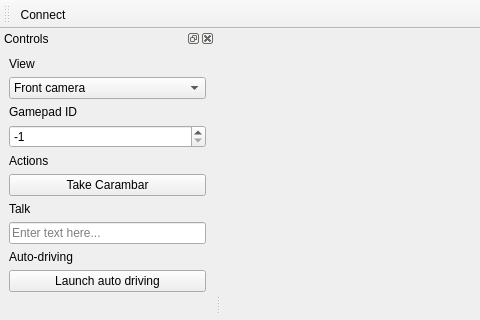
This is NaoCar/Apps/Remote/Ui/MainWindow.ui in Nivl/nao-car as Qt 5 draws it before an edit; both pictures show x 0 to 480 and y 0 to 320 of the 800 by 600 pixel window. The edited form follows.
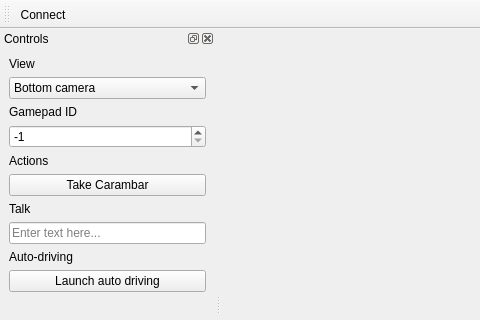
This is the edited form. Icons and pictures are not drawn. Custom widgets are drawn as their Qt base class.

Commit message: Updated views order in Remote UI

```diff
--- a/NaoCar/Apps/Remote/Ui/MainWindow.ui
+++ b/NaoCar/Apps/Remote/Ui/MainWindow.ui
@@ -72,7 +72,7 @@
       <widget class="QComboBox" name="viewComboBox">
        <item>
         <property name="text">
-         <string>Front camera</string>
+         <string>Bottom camera</string>
         </property>
        </item>
        <item>
```
Left out of the diff: 2 changed lines with no effect on the pictures.
